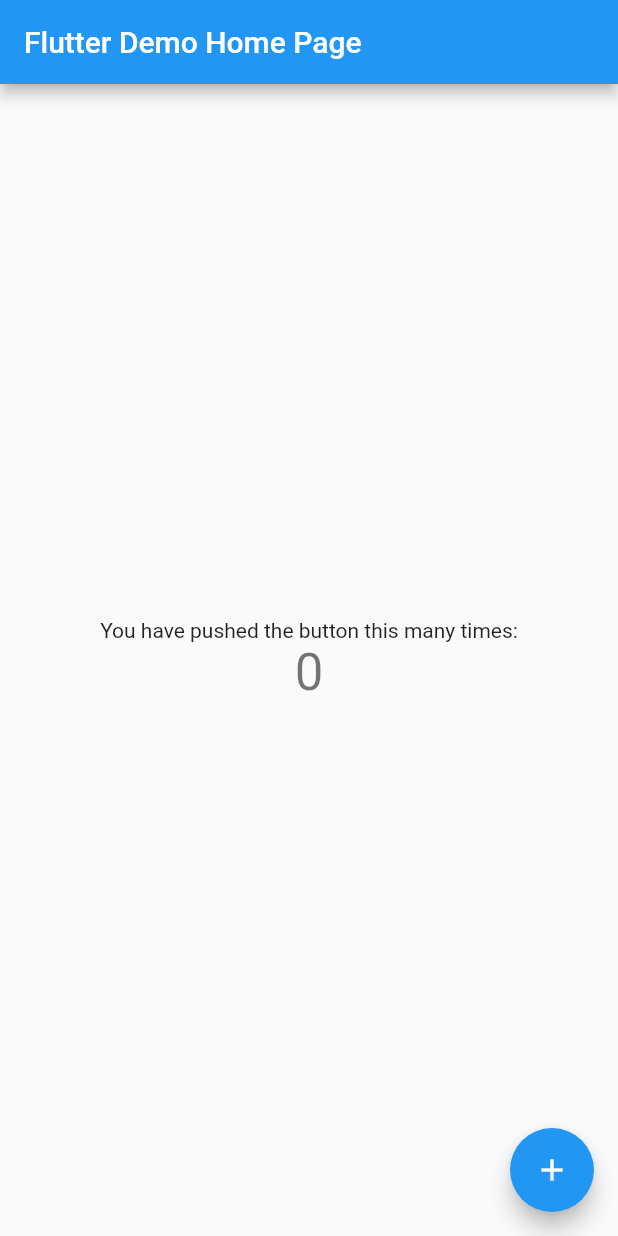
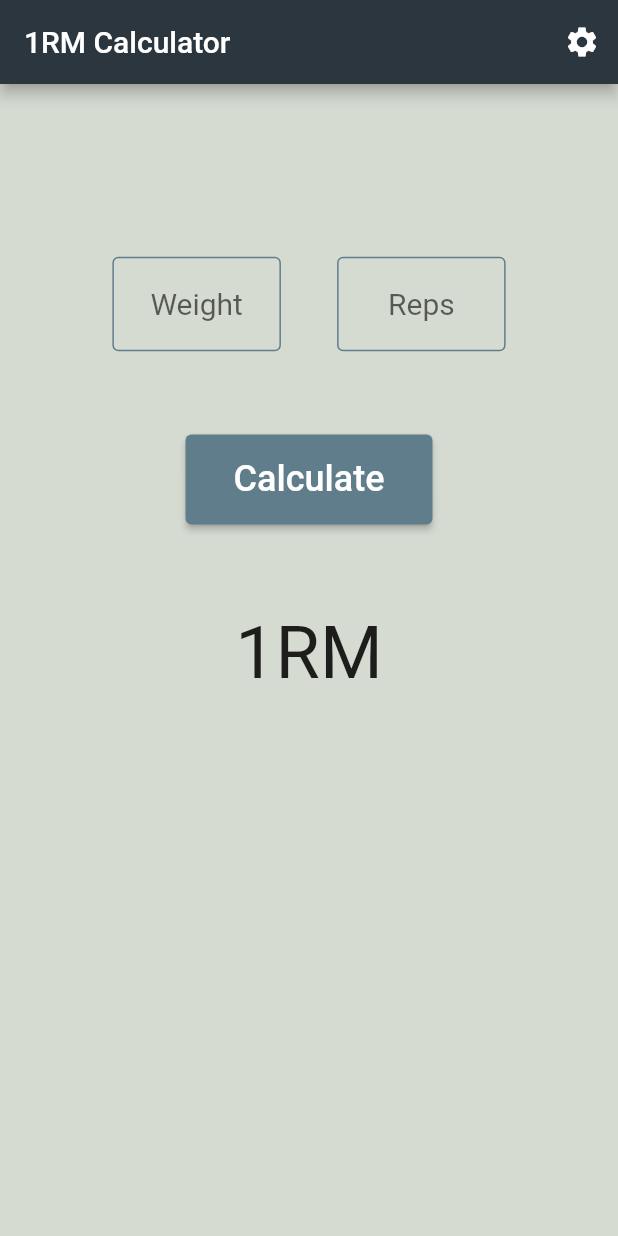
Before and after one commit to othman98shawgan/one-rep-max-calc, a Flutter app: the screen it shows after launch, on a phone screen of 412 x 824 dp. Run offline on Flutter 3.47's test engine with Material 2 defaults, Android fonts, the light colour scheme and no system bars; our stand-ins replace settings_ui, shared_preferences.

Commit message:
Release/4.0.0 (#22)

```diff
--- a/lib/main.dart
+++ b/lib/main.dart
@@ -1,115 +1,43 @@
 import 'package:flutter/material.dart';
+import 'package:one_rep_max_calc/service/round_to_service.dart';
+import 'package:one_rep_max_calc/ui/settings_page.dart';
+
+import 'service/theme_service.dart';
+import 'ui/home_page.dart';
+import 'package:provider/provider.dart';
 
 void main() {
-  runApp(const MyApp());
+  runApp(
+    MultiProvider(
+      providers: [
+        ChangeNotifierProvider(create: (context) => ThemeNotifier()),
+        ChangeNotifierProvider(create: (context) => RoundNotifier()),
+        ChangeNotifierProvider(create: (context) => RoundValueNotifier()),
+      ],
+      child: const MyApp(),
+    ),
+  );
 }
 
 class MyApp extends StatelessWidget {
   const MyApp({super.key});
 
-  // This widget is the root of your application.
   @override
   Widget build(BuildContext context) {
-    return MaterialApp(
-      title: 'Flutter Demo',
-      theme: ThemeData(
-        // This is the theme of your application.
-        //
-        // Try running your application with "flutter run". You'll see the
-        // application has a blue toolbar. Then, without quitting the app, try
-        // changing the primarySwatch below to Colors.green and then invoke
-        // "hot reload" (press "r" in the console where you ran "flutter run",
-        // or simply save your changes to "hot reload" in a Flutter IDE).
-        // Notice that the counter didn't reset back to zero; the application
-        // is not restarted.
-        primarySwatch: Colors.blue,
-      ),
-      home: const MyHomePage(title: 'Flutter Demo Home Page'),
-    );
+    return Consumer<ThemeNotifier>(
+        builder: (context, theme, _) => MaterialApp(
+              debugShowCheckedModeBanner: false,
+              title: '1RM',
+              theme: theme.getTheme(),
+              initialRoute: '/home',
+              routes: {
+                '/home': (context) => const MyHomePage(
+                      title: '1RM Calculator',
+                    ),
+                '/settings': (context) => const SettingsPage(
+                      title: 'Settings',
+                    ),
+              },
+            ));
   }
 }
-
-class MyHomePage extends StatefulWidget {
-  const MyHomePage({super.key, required this.title});
-
-  // This widget is the home page of your application. It is stateful, meaning
-  // that it has a State object (defined below) that contains fields that affect
-  // how it looks.
-
-  // This class is the configuration for the state. It holds the values (in this
-  // case the title) provided by the parent (in this case the App widget) and
-  // used by the build method of the State. Fields in a Widget subclass are
-  // always marked "final".
-
-  final String title;
-
-  @override
-  State<MyHomePage> createState() => _MyHomePageState();
-}
-
-class _MyHomePageState extends State<MyHomePage> {
-  int _counter = 0;
-
-  void _incrementCounter() {
-    setState(() {
-      // This call to setState tells the Flutter framework that something has
-      // changed in this State, which causes it to rerun the build method below
-      // so that the display can reflect the updated values. If we changed
-      // _counter without calling setState(), then the build method would not be
-      // called again, and so nothing would appear to happen.
-      _counter++;
-    });
-  }
-
-  @override
-  Widget build(BuildContext context) {
-    // This method is rerun every time setState is called, for instance as done
-    // by the _incrementCounter method above.
-    //
-    // The Flutter framework has been optimized to make rerunning build methods
-    // fast, so that you can just rebuild anything that needs updating rather
-    // than having to individually change instances of widgets.
-    return Scaffold(
-      appBar: AppBar(
-        // Here we take the value from the MyHomePage object that was created by
-        // the App.build method, and use it to set our appbar title.
-        title: Text(widget.title),
-      ),
-      body: Center(
-        // Center is a layout widget. It takes a single child and positions it
-        // in the middle of the parent.
-        child: Column(
-          // Column is also a layout widget. It takes a list of children and
-          // arranges them vertically. By default, it sizes itself to fit its
-          // children horizontally, and tries to be as tall as its parent.
-          //
-          // Invoke "debug painting" (press "p" in the console, choose the
-          // "Toggle Debug Paint" action from the Flutter Inspector in Android
-          // Studio, or the "Toggle Debug Paint" command in Visual Studio Code)
-          // to see the wireframe for each widget.
-          //
-          // Column has various properties to control how it sizes itself and
-          // how it positions its children. Here we use mainAxisAlignment to
-          // center the children vertically; the main axis here is the vertical
-          // axis because Columns are vertical (the cross axis would be
-          // horizontal).
-          mainAxisAlignment: MainAxisAlignment.center,
-          children: <Widget>[
-            const Text(
-              'You have pushed the button this many times:',
-            ),
-            Text(
-              '$_counter',
-              style: Theme.of(context).textTheme.headline4,
-            ),
-          ],
-        ),
-      ),
-      floatingActionButton: FloatingActionButton(
-        onPressed: _incrementCounter,
-        tooltip: 'Increment',
-        child: const Icon(Icons.add),
-      ), // This trailing comma makes auto-formatting nicer for build methods.
-    );
-  }
-}
--- /dev/null
+++ b/lib/resources/colors.dart
@@ -0,0 +1,7 @@
+import 'package:flutter/material.dart';
+
+const Color backgroudColor = Color(0Xffd6dbd2);
+const Color appBarColor = Color(0xff2C363F);
+const Color screenColor = Colors.white;
+const MaterialColor darkThemeSwatch = Colors.teal;
+const MaterialColor lightThemeSwatch = Colors.blueGrey;
--- /dev/null
+++ b/lib/service/theme_service.dart
@@ -0,0 +1,68 @@
+import 'package:flutter/foundation.dart';
+import 'package:flutter/material.dart';
+import 'package:one_rep_max_calc/resources/colors.dart';
+import 'store_manager.dart';
+
+class ThemeNotifier with ChangeNotifier {
+  final darkTheme = ThemeData(
+    appBarTheme:
+        const AppBarTheme(backgroundColor: Color(0xff2C363F), foregroundColor: Colors.white),
+    primaryColor: Colors.black,
+    brightness: Brightness.dark,
+    backgroundColor: const Color(0xFF212121),
+    dividerColor: Colors.black12,
+    focusColor: darkThemeSwatch,
+    colorScheme: ColorScheme.fromSwatch(primarySwatch: darkThemeSwatch).copyWith(
+      secondary: Colors.white,
+      brightness: Brightness.dark,
+    ),
+  );
+
+  final lightTheme = ThemeData(
+    appBarTheme: const AppBarTheme(backgroundColor: appBarColor, foregroundColor: Colors.white),
+    primaryColor: Colors.white,
+    brightness: Brightness.light,
+    scaffoldBackgroundColor: backgroudColor,
+    dialogBackgroundColor: backgroudColor,
+    // elevatedButtonTheme: ElevatedButtonThemeData(style: ButtonStyle(color)),
+    dividerColor: Colors.white54,
+    focusColor: lightThemeSwatch,
+    colorScheme: ColorScheme.fromSwatch(primarySwatch: lightThemeSwatch).copyWith(
+      secondary: Colors.black,
+      brightness: Brightness.light,
+    ),
+  );
+
+  late ThemeData _themeData = lightTheme;
+  ThemeData getTheme() => _themeData;
+
+  ThemeNotifier() {
+    StorageManager.readData('themeMode').then((value) {
+      if (kDebugMode) {
+        print('value read from storage: $value');
+      }
+      var themeMode = value ?? 'light';
+      if (themeMode == 'light') {
+        _themeData = lightTheme;
+      } else {
+        if (kDebugMode) {
+          print('setting dark theme');
+        }
+        _themeData = darkTheme;
+      }
+      notifyListeners();
+    });
+  }
+
+  void setDarkMode() async {
+    _themeData = darkTheme;
+    StorageManager.saveData('themeMode', 'dark');
+    notifyListeners();
+  }
+
+  void setLightMode() async {
+    _themeData = lightTheme;
+    StorageManager.saveData('themeMode', 'light');
+    notifyListeners();
+  }
+}
--- /dev/null
+++ b/lib/ui/home_page.dart
@@ -0,0 +1,203 @@
+import 'package:flutter/material.dart';
+import 'package:provider/provider.dart';
+
+import '../service/round_to_service.dart';
+
+class MyHomePage extends StatefulWidget {
+  const MyHomePage({super.key, required this.title});
+
+  final String title;
+
+  @override
+  State<MyHomePage> createState() => _MyHomePageState();
+}
+
+class _MyHomePageState extends State<MyHomePage> {
+  final TextEditingController weight = TextEditingController(text: "");
+  final TextEditingController reps = TextEditingController(text: "");
+  final _formKey = GlobalKey<FormState>();
+  String res = "1RM";
+
+  @override
+  void setState(VoidCallback fn) {
+    super.setState(fn);
+  }
+
+  @override
+  Widget build(BuildContext context) {
+    // Full screen width and height
+    double width = MediaQuery.of(context).size.width;
+    double height = MediaQuery.of(context).size.height;
+
+    // Height (without SafeArea)
+    var padding = MediaQuery.of(context).viewPadding;
+
+    // Height (without status and toolbar)
+    double height3 = height - padding.top - kToolbarHeight;
+
+    var flexSpaceSides = 2;
+    var flexSpacebetween = 1;
+    var flexTextFeild = 3;
+
+    return Consumer2<RoundNotifier, RoundValueNotifier>(
+        builder: (context, roundWeightStatus, roundWeightValue, _) => Center(
+              child: Scaffold(
+                resizeToAvoidBottomInset: false,
+                appBar: AppBar(
+                  title: Text(widget.title),
+                  actions: [
+                    IconButton(
+                      icon: const Icon(Icons.settings),
+                      tooltip: 'Settings',
+                      onPressed: () {
+                        Navigator.pushNamed(context, '/settings').then((value) {
+                          setState(() {
+                            res = '1RM';
+                          });
+                          weight.clear();
+                          reps.clear();
+                          FocusScope.of(context).unfocus();
+                        });
+                      },
+                    ),
+                  ],
+                ),
+                body: Center(
+                  child: Form(
+                    key: _formKey,
+                    child: Column(
+                      // mainAxisSize: MainAxisSize.min, //So elements be in Center
+                      children: [
+                        SizedBox(height: height3 * 0.15),
+                        Row(
+                          children: [
+                            Expanded(flex: flexSpaceSides, child: const SizedBox()),
+                            Expanded(
+                              flex: flexTextFeild,
+                              child: SizedBox(
+                                height: 80,
+                                child: TextFormField(
+                                  style: const TextStyle(
+                                    fontSize: 20,
+                                  ),
+                                  validator: weightValidator,
+                                  controller: weight,
+                                  obscureText: false,
+                                  decoration: const InputDecoration(
+                                    enabledBorder: OutlineInputBorder(
+                                      borderSide: BorderSide(
+                                        color: Colors.blueGrey,
+                                      ),
+                                    ),
+                                    hintText: "Weight",
+                                    border: OutlineInputBorder(),
+                                    errorStyle: TextStyle(height: 0.5),
+                                  ),
+                                  keyboardType: TextInputType.number,
+                                  textAlign: TextAlign.center,
+                                ),
+                              ),
+                            ),
+                            Expanded(flex: flexSpacebetween, child: const SizedBox()),
+                            Expanded(
+                              flex: flexTextFeild,
+                              child: SizedBox(
+                                height: 80,
+                                child: TextFormField(
+                                  style: const TextStyle(
+                                    fontSize: 20,
+                                  ),
+                                  validator: repsValidator,
+                                  controller: reps,
+                                  obscureText: false,
+                                  decoration: const InputDecoration(
+                                    enabledBorder: OutlineInputBorder(
+                                      borderSide: BorderSide(
+                                        color: Colors.blueGrey,
+                                      ),
+                                    ),
+                                    hintText: "Reps",
+                                    border: OutlineInputBorder(),
+                                    errorStyle: TextStyle(
+                                      height: 0.5,
+                                    ),
+                                  ),
+                                  keyboardType: TextInputType.number,
+                                  textAlign: TextAlign.center,
+                                ),
+                              ),
+                            ),
+                            Expanded(flex: flexSpaceSides, child: const SizedBox()),
+                          ],
+                        ),
+                        SizedBox(height: height3 * 0.05),
+                        ElevatedButton(
+                            style: ElevatedButton.styleFrom(
+                              backgroundColor: Colors.blueGrey,
+                            ),
+                            onPressed: () {
+                              FocusScope.of(context).unfocus();
+                              if (_formKey.currentState!.validate()) {
+                                var weightValue = int.parse(weight.text);
+                                var repsValue = int.parse(reps.text);
+                                if (repsValue > 6) {
+                                  const textSnackbar = SnackBar(
+                                    content:
+                                        Text("Calculations are more accurate in 1-6 rep range"),
+                                  );
+
+                                  ScaffoldMessenger.of(context).showSnackBar(textSnackbar);
+                                }
+
+                                double max = weightValue / (1.0278 - (0.0278 * repsValue));
+                                if (roundWeightStatus.getRoundStatus()) {
+                                  var roundValue = roundWeightValue.getRoundValue();
+                                  max = roundToNearest(max, roundValue);
+                                }
+
+                                var maxString = max.toString();
+                                var maxStringNum = maxString.split('.')[0];
+                                var maxStringFractions = maxString.split('.')[1].substring(0, 1);
+                                res = '$maxStringNum.$maxStringFractions';
+                              }
+                            },
+                            child: const Padding(
+                              padding: EdgeInsets.all(16),
+                              child: Text('Calculate',
+                                  style: TextStyle(
+                                    fontSize: 24,
+                                  )),
+                            )),
+                        SizedBox(height: height3 * 0.075),
+                        Text(res == '1RM' ? res : '$res KG',
+                            style: const TextStyle(
+                              fontSize: 48,
+                            )),
+                      ],
+                    ),
+                  ),
+                ),
+              ),
+            ));
+  }
+
+  String? weightValidator(String? value) {
+    if (value == null || value.isEmpty) {
+      return 'Missing value';
+    }
+    return null;
+  }
+
+  String? repsValidator(String? value) {
+    if (value == null || value.isEmpty) {
+      return 'Missing value';
+    }
+    return null;
+  }
+
+  double roundToNearest(double num, double roundFactor) {
+    var roundTo = 1 / roundFactor;
+    var val = (num * roundTo).round() / roundTo;
+    return val;
+  }
+}
--- a/pubspec.yaml
+++ b/pubspec.yaml
@@ -17,7 +17,7 @@
 # https://developer.apple.com/library/archive/documentation/General/Reference/InfoPlistKeyReference/Articles/CoreFoundationKeys.html
 # In Windows, build-name is used as the major, minor, and patch parts
 # of the product and file versions while build-number is used as the build suffix.
-version: 1.0.0+1
+version: 4.0.0+4
 
 environment:
   sdk: '>=2.18.5 <3.0.0'
@@ -36,6 +36,10 @@
   # The following adds the Cupertino Icons font to your application.
   # Use with the CupertinoIcons class for iOS style icons.
   cupertino_icons: ^1.0.2
+  settings_ui: ^2.0.2
+  shared_preferences: ^2.0.15
+  provider: ^6.0.4
+  flutter_launcher_icons: ^0.11.0
 
 dev_dependencies:
   flutter_test:
```
Also changed, not shown: flutter_launcher_icons.yaml (added, +8 -0 lines), lib/service/round_to_service.dart (added, +104 -0 lines), lib/service/store_manager.dart (added, +32 -0 lines), lib/ui/settings_page.dart (added, +86 -0 lines), images/1rm_logo_trans.png (added), images/1rm_logo_white.png (added), images/launcher_icon.png (added), pubspec.lock, 33 other files.
